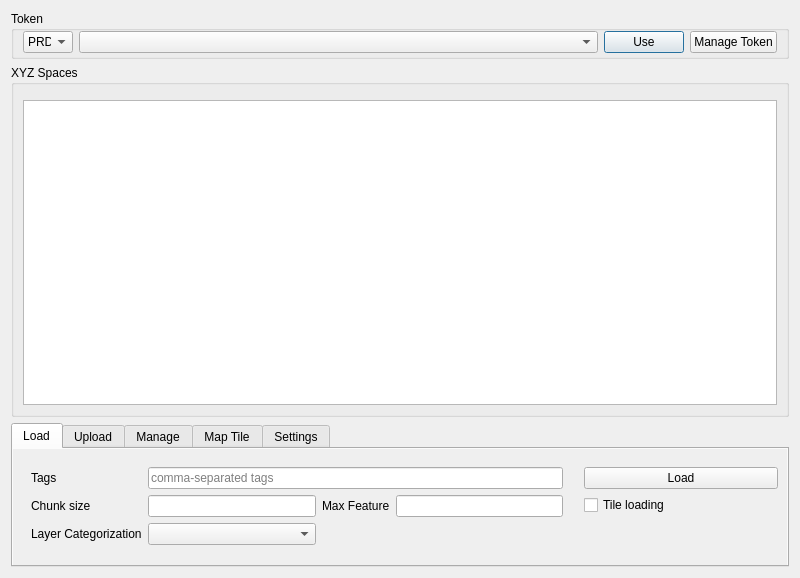
This is XYZHubConnector/gui/ui/tab_dialog.ui in heremaps/xyz-qgis-plugin as Qt 5 draws it before an edit. The edited form follows.
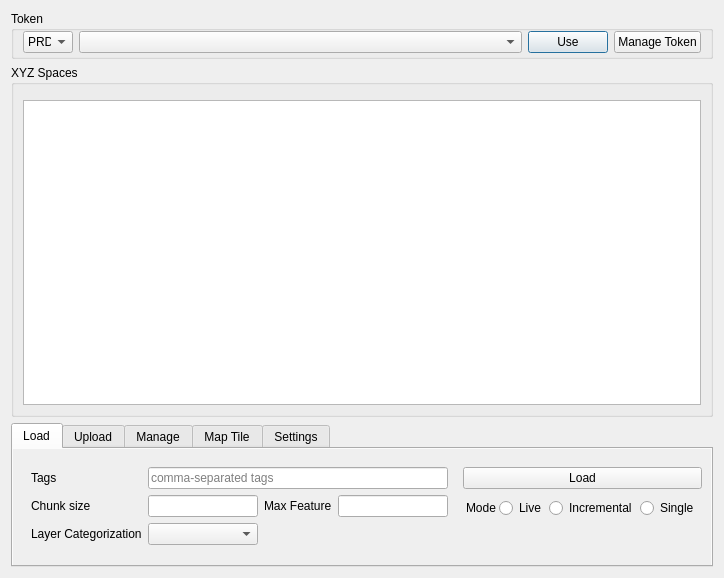
This is the edited form. Custom widgets are drawn as their Qt base class.

Commit message: draft: added ui for 3 loading mode

```diff
--- a/XYZHubConnector/gui/ui/tab_dialog.ui
+++ b/XYZHubConnector/gui/ui/tab_dialog.ui
@@ -6,7 +6,7 @@
    <rect>
     <x>0</x>
     <y>0</y>
-    <width>800</width>
+    <width>711</width>
     <height>578</height>
    </rect>
   </property>
@@ -323,7 +323,7 @@
         <widget class="QWidget" name="widget_4" native="true">
          <property name="maximumSize">
           <size>
-           <width>200</width>
+           <width>250</width>
            <height>16777215</height>
           </size>
          </property>
@@ -334,25 +334,73 @@
           <property name="rightMargin">
            <number>0</number>
           </property>
-          <item row="0" column="1">
+          <item row="0" column="0" colspan="2">
            <widget class="QPushButton" name="btn_load">
             <property name="text">
              <string>Load</string>
             </property>
            </widget>
           </item>
-          <item row="1" column="1">
-           <widget class="QCheckBox" name="checkBox_tile">
+          <item row="1" column="0" colspan="2">
+           <widget class="QFrame" name="frame_2">
+            <layout class="QHBoxLayout" name="horizontalLayout_8">
+             <property name="spacing">
+              <number>3</number>
+             </property>
+             <property name="leftMargin">
+              <number>3</number>
+             </property>
+             <property name="topMargin">
+              <number>3</number>
+             </property>
+             <property name="rightMargin">
+              <number>3</number>
+             </property>
+             <property name="bottomMargin">
+              <number>3</number>
+             </property>
+             <item>
+              <widget class="QLabel" name="label_10">
+               <property name="text">
+                <string>Mode</string>
+               </property>
+              </widget>
+             </item>
+             <item>
+              <widget class="QRadioButton" name="radioButton_loading_live">
+               <property name="layoutDirection">
+                <enum>Qt::LeftToRight</enum>
+               </property>
+               <property name="text">
+                <string>Live</string>
+               </property>
+              </widget>
+             </item>
+             <item>
+              <widget class="QRadioButton" name="radioButton_loading_tile">
+               <property name="layoutDirection">
+                <enum>Qt::LeftToRight</enum>
+               </property>
+               <property name="text">
+                <string>Incremental</string>
+               </property>
+              </widget>
+             </item>
+             <item>
+              <widget class="QRadioButton" name="radioButton_loading_single">
             <property name="layoutDirection">
              <enum>Qt::LeftToRight</enum>
             </property>
             <property name="text">
-             <string>Tile loading</string>
+                <string>Single</string>
             </property>
            </widget>
           </item>
          </layout>
         </widget>
+       </item>
+      </layout>
+     </widget>
        </item>
       </layout>
      </widget>
```
Left out of the diff: 7 changed lines with no effect on the pictures. The commit also changes 1 other file.
